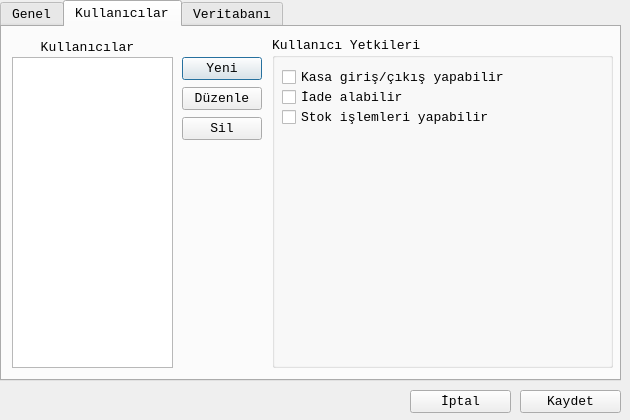
Above: ayarlardialog.ui from mamoo81/bhss before the change. Below: the same form after it.
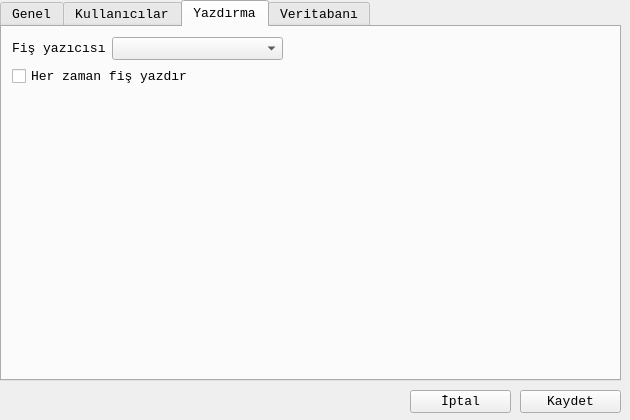
That is the form after the change.

Commit message: fiş yazdırma ve ayarı eklendi.

```diff
--- a/ayarlardialog.ui
+++ b/ayarlardialog.ui
@@ -41,7 +41,7 @@
     </rect>
    </property>
    <property name="currentIndex">
-    <number>1</number>
+    <number>2</number>
    </property>
    <widget class="QWidget" name="tabGenel">
     <attribute name="title">
@@ -170,6 +170,40 @@
      </property>
     </widget>
    </widget>
+   <widget class="QWidget" name="tab">
+    <attribute name="title">
+     <string>Yazdırma</string>
+    </attribute>
+    <widget class="QWidget" name="">
+     <property name="geometry">
+      <rect>
+       <x>10</x>
+       <y>10</y>
+       <width>271</width>
+       <height>56</height>
+      </rect>
+     </property>
+     <layout class="QFormLayout" name="formLayout">
+      <item row="0" column="0">
+       <widget class="QLabel" name="label_2">
+        <property name="text">
+         <string>Fiş yazıcısı</string>
+        </property>
+       </widget>
+      </item>
+      <item row="0" column="1">
+       <widget class="QComboBox" name="fisYazicisicomboBox"/>
+      </item>
+      <item row="1" column="0" colspan="2">
+       <widget class="QCheckBox" name="herZamancheckBox">
+        <property name="text">
+         <string>Her zaman fiş yazdır</string>
+        </property>
+       </widget>
+      </item>
+     </layout>
+    </widget>
+   </widget>
    <widget class="QWidget" name="tabVeritabani">
     <attribute name="title">
      <string>Veritabanı</string>
```
The commit also changes 13 other files.
